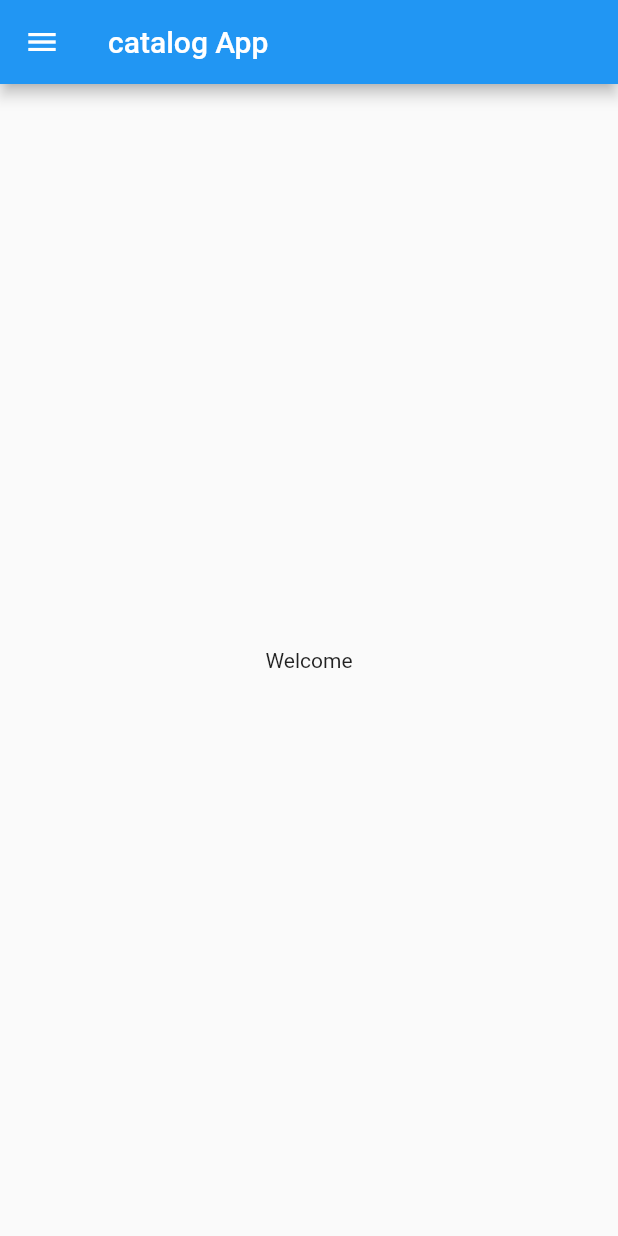
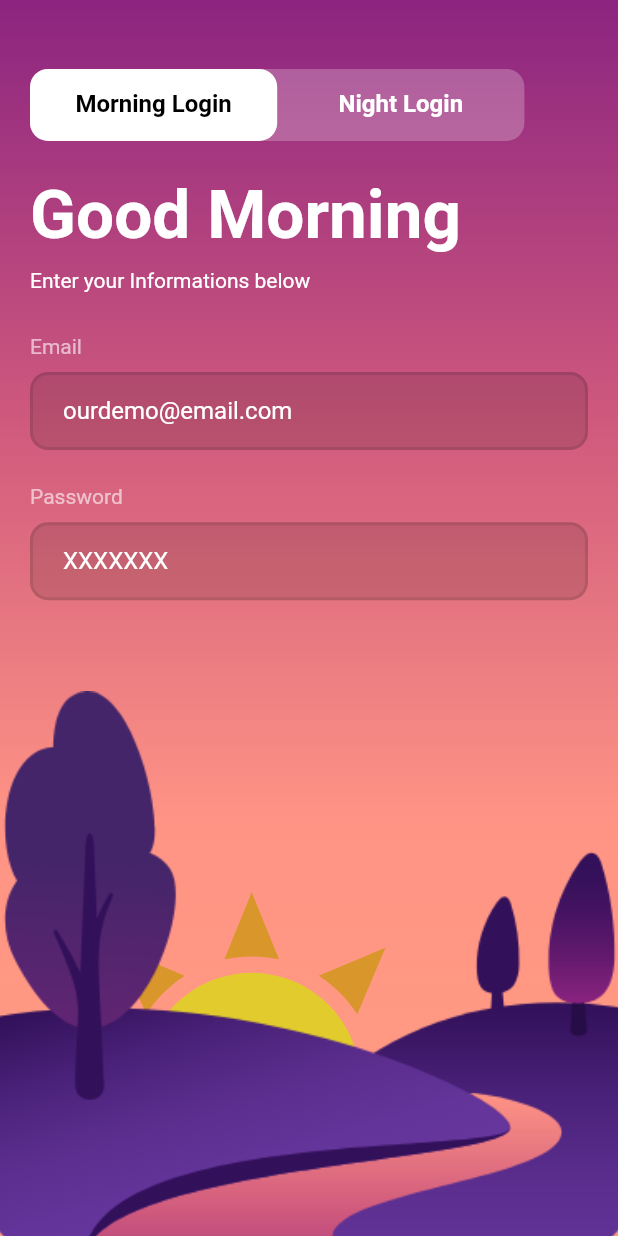
Before and after one commit to kartikey4474/Shoperce, a Flutter app: the screen it shows after launch, on a phone screen of 412 x 824 dp. Run offline on Flutter 3.47's test engine with Material 2 defaults, Android fonts, the phone set to English and light mode, and no system bars; our stand-ins replace flutter_svg.

```diff
--- /dev/null
+++ b/lib/login_page.dart
@@ -0,0 +1,18 @@
+import 'package:flutter/material.dart';
+
+class LoginPage extends StatelessWidget {
+  @override
+  Widget build(BuildContext context) {
+    return Material(
+      child: Center(
+        child: Text(
+          "login page",
+          style: TextStyle(
+              fontSize: 40,
+              color: Colors.redAccent,
+              fontWeight: FontWeight.bold),
+        ),
+      ),
+    );
+  }
+}
--- a/lib/main.dart
+++ b/lib/main.dart
@@ -1,16 +1,24 @@
-import 'package:catalogapp/home_page.dart';
 import 'package:flutter/material.dart';
 
+import 'screens/login/login_screen.dart';
+
+
+
 void main() {
-  runApp(const MyApp());
+  runApp(MyApp());
 }
 
 class MyApp extends StatelessWidget {
-  const MyApp({Key? key}) : super(key: key);
-
   // This widget is the root of your application.
   @override
   Widget build(BuildContext context) {
-    return MaterialApp(home: HomePage());
+    return MaterialApp(
+      title: 'Flutter Demo',
+      theme: ThemeData(
+        primarySwatch: Colors.blue,
+        visualDensity: VisualDensity.adaptivePlatformDensity,
+      ),
+      home: LoginScreen(),
+    );
   }
 }
--- /dev/null
+++ b/lib/screens/login/components/body.dart
@@ -0,0 +1,126 @@
+import 'dart:async';
+
+import 'package:catalogapp/size_config.dart';
+import 'package:flutter/material.dart';
+
+import 'land.dart';
+import 'rounded_text_field.dart';
+import 'sun.dart';
+import 'tabs.dart';
+
+class Body extends StatefulWidget {
+  @override
+  _BodyState createState() => _BodyState();
+}
+
+class _BodyState extends State<Body> {
+  bool isFullSun = false;
+  bool isDayMood = true;
+  Duration _duration = Duration(seconds: 1);
+
+  @override
+  void initState() {
+    super.initState();
+    Future.delayed(Duration(seconds: 1), () {
+      setState(() {
+        isFullSun = true;
+      });
+    });
+  }
+
+  void changeMood(int activeTabNum) {
+    if (activeTabNum == 0) {
+      setState(() {
+        isDayMood = true;
+      });
+      Future.delayed(Duration(milliseconds: 300), () {
+        setState(() {
+          isFullSun = true;
+        });
+      });
+    } else {
+      setState(() {
+        isFullSun = false;
+      });
+      Future.delayed(Duration(milliseconds: 300), () {
+        setState(() {
+          isDayMood = false;
+        });
+      });
+    }
+  }
+
+  @override
+  Widget build(BuildContext context) {
+    List<Color> lightBgColors = [
+      Color(0xFF8C2480),
+      Color(0xFFCE587D),
+      Color(0xFFFF9485),
+      if (isFullSun) Color(0xFFFF9D80),
+    ];
+    var darkBgColors = [
+      Color(0xFF0D1441),
+      Color(0xFF283584),
+      Color(0xFF376AB2),
+    ];
+    return AnimatedContainer(
+      duration: _duration,
+      curve: Curves.easeInOut,
+      width: double.infinity,
+      height: SizeConfig.screenHeight,
+      decoration: BoxDecoration(
+        gradient: LinearGradient(
+          begin: Alignment.topCenter,
+          end: Alignment.bottomCenter,
+          colors: isDayMood ? lightBgColors : darkBgColors,
+        ),
+      ),
+      child: Stack(
+        children: [
+          Sun(
+            duration: _duration,
+            isFullSun: isFullSun,
+          ),
+          Land(),
+          Padding(
+            padding: EdgeInsets.symmetric(horizontal: 20),
+            child: SafeArea(
+              child: Column(
+                crossAxisAlignment: CrossAxisAlignment.start,
+                children: [
+                  VerticalSpacing(of: 50),
+                  Tabs(
+                    press: (value) {
+                      changeMood(value);
+                    },
+                  ),
+                  VerticalSpacing(),
+                  Text(
+                    "Good Morning",
+                    style: Theme.of(context).textTheme.headline3.copyWith(
+                        fontWeight: FontWeight.bold, color: Colors.white),
+                  ),
+                  VerticalSpacing(of: 10),
+                  Text(
+                    "Enter your Informations below",
+                    style: TextStyle(color: Colors.white),
+                  ),
+                  VerticalSpacing(of: 30),
+                  RoundedTextField(
+                    initialValue: "ourdemo@email.com",
+                    hintText: "Email",
+                  ),
+                  VerticalSpacing(),
+                  RoundedTextField(
+                    initialValue: "XXXXXXX",
+                    hintText: "Password",
+                  ),
+                ],
+              ),
+            ),
+          )
+        ],
+      ),
+    );
+  }
+}
--- /dev/null
+++ b/lib/screens/login/components/land.dart
@@ -0,0 +1,23 @@
+import 'package:flutter/material.dart';
+
+import 'package:catalogapp/size_config.dart';
+
+class Land extends StatelessWidget {
+   const Land({
+     Key key,
+  }) : super(key: key);
+
+  @override
+  Widget build(BuildContext context) {
+    return Positioned(
+      bottom: getProportionateScreenWidth(-65),
+      left: 0,
+      right: 0,
+      child: Image.asset(
+        "assets/images/land_tree_light.png",
+        height: getProportionateScreenWidth(430),
+        fit: BoxFit.fitHeight,
+      ),
+    );
+  }
+}
--- /dev/null
+++ b/lib/screens/login/components/rounded_text_field.dart
@@ -0,0 +1,46 @@
+import 'package:flutter/material.dart';
+
+import 'package:catalogapp/size_config.dart';
+
+class RoundedTextField extends StatelessWidget {
+  const RoundedTextField({
+    Key key,
+    this.initialValue,
+    this.hintText,
+  }) : super(key: key);
+
+  final String initialValue, hintText;
+
+  @override
+  Widget build(BuildContext context) {
+    return Column(
+      crossAxisAlignment: CrossAxisAlignment.start,
+      children: [
+        Text(
+          hintText,
+          style: TextStyle(color: Colors.white60),
+        ),
+        VerticalSpacing(of: 10),
+        Container(
+          padding: EdgeInsets.symmetric(horizontal: 20),
+          decoration: BoxDecoration(
+            color: Colors.black12,
+            borderRadius: BorderRadius.circular(12),
+            border: Border.all(
+              width: 2,
+              color: Colors.black.withOpacity(0.1),
+            ),
+          ),
+          child: TextField(
+            style: TextStyle(color: Colors.white),
+            controller: TextEditingController(text: initialValue),
+            decoration: InputDecoration(
+              enabledBorder: InputBorder.none,
+              focusedBorder: InputBorder.none,
+            ),
+          ),
+        ),
+      ],
+    );
+  }
+}
--- /dev/null
+++ b/lib/screens/login/components/sun.dart
@@ -0,0 +1,27 @@
+import 'package:flutter/material.dart';
+import 'package:flutter_svg/flutter_svg.dart';
+
+import 'package:catalogapp/size_config.dart';
+
+class Sun extends StatelessWidget {
+  const Sun({
+    Key key,
+    Duration duration,
+    this.isFullSun,
+  })  : _duration = duration,
+        super(key: key);
+
+  final Duration _duration;
+  final bool isFullSun;
+
+  @override
+  Widget build(BuildContext context) {
+    return AnimatedPositioned(
+      duration: _duration,
+      curve: Curves.easeInOut,
+      left: getProportionateScreenWidth(40),
+      bottom: getProportionateScreenWidth(isFullSun ? -25 : -140),
+      child: SvgPicture.asset("assets/icons/Sun.svg"),
+    );
+  }
+}
--- /dev/null
+++ b/lib/screens/login/components/tabs.dart
@@ -0,0 +1,38 @@
+import 'package:flutter/material.dart';
+
+import 'package:catalogapp/size_config.dart';
+
+class Tabs extends StatelessWidget {
+  const Tabs({
+    Key key,
+    this.press,
+  }) : super(key: key);
+
+  final ValueChanged<int> press;
+
+  @override
+  Widget build(BuildContext context) {
+    return Container(
+      width: SizeConfig.screenWidth * 0.8, // 80%
+      decoration: BoxDecoration(
+        color: Colors.white24,
+        borderRadius: BorderRadius.circular(12),
+      ),
+      child: DefaultTabController(
+        length: 2,
+        child: TabBar(
+          indicator: BoxDecoration(
+            color: Colors.white,
+            borderRadius: BorderRadius.circular(12),
+          ),
+          indicatorColor: Colors.white,
+          labelStyle: TextStyle(fontSize: 16, fontWeight: FontWeight.bold),
+          labelColor: Colors.black,
+          unselectedLabelColor: Colors.white,
+          onTap: press,
+          tabs: [Tab(text: "Morning Login"), Tab(text: "Night Login")],
+        ),
+      ),
+    );
+  }
+}
--- /dev/null
+++ b/lib/screens/login/login_screen.dart
@@ -0,0 +1,13 @@
+import 'package:catalogapp/size_config.dart';
+import 'package:flutter/material.dart';
+import 'components/body.dart';
+
+class LoginScreen extends StatelessWidget {
+  @override
+  Widget build(BuildContext context) {
+    SizeConfig().init(context);
+    return Scaffold(
+      body: Body(),
+    );
+  }
+}
--- /dev/null
+++ b/lib/size_config.dart
@@ -0,0 +1,47 @@
+import 'package:flutter/material.dart';
+
+class SizeConfig {
+  static MediaQueryData _mediaQueryData;
+  static double screenWidth;
+  static double screenHeight;
+  static double defaultSize;
+  static Orientation orientation;
+
+  void init(BuildContext context) {
+    _mediaQueryData = MediaQuery.of(context);
+    screenWidth = _mediaQueryData.size.width;
+    screenHeight = _mediaQueryData.size.height;
+    orientation = _mediaQueryData.orientation;
+  }
+}
+
+// Get the proportionate height as per screen size
+double getProportionateScreenHeight(double inputHeight) {
+  double screenHeight = SizeConfig.screenHeight;
+  // Our designer use iPhone 11 , that's why we use 896.0
+  return (inputHeight / 896.0) * screenHeight;
+}
+
+// Get the proportionate height as per screen size
+double getProportionateScreenWidth(double inputWidth) {
+  double screenWidth = SizeConfig.screenWidth;
+  // 414 is the layout width that designer use or you can say iPhone 11  width
+  return (inputWidth / 414.0) * screenWidth;
+}
+
+// For add free space vertically
+class VerticalSpacing extends StatelessWidget {
+  const VerticalSpacing({
+    Key key,
+    this.of = 25,
+  }) : super(key: key);
+
+  final double of;
+
+  @override
+  Widget build(BuildContext context) {
+    return SizedBox(
+      height: getProportionateScreenHeight(of),
+    );
+  }
+}
```
Also changed, not shown: pubspec.yaml (+5 -2 lines), assets/icons/Sun.svg (added), assets/images/Sun.png (added), assets/images/land_tree_dark.png (added), assets/images/land_tree_light.png (added), assets/images/tree and area.png (added), assets/images/tree_land_night@2x.png (added), pubspec.lock, 1 other file.
